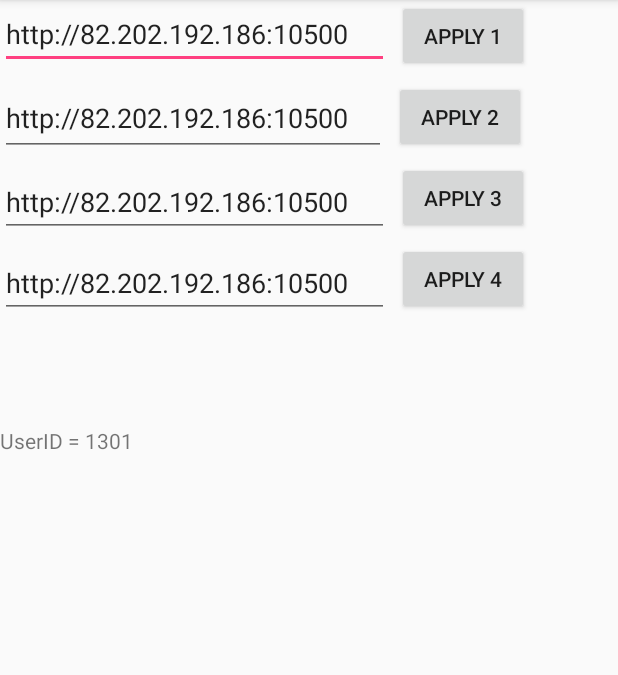
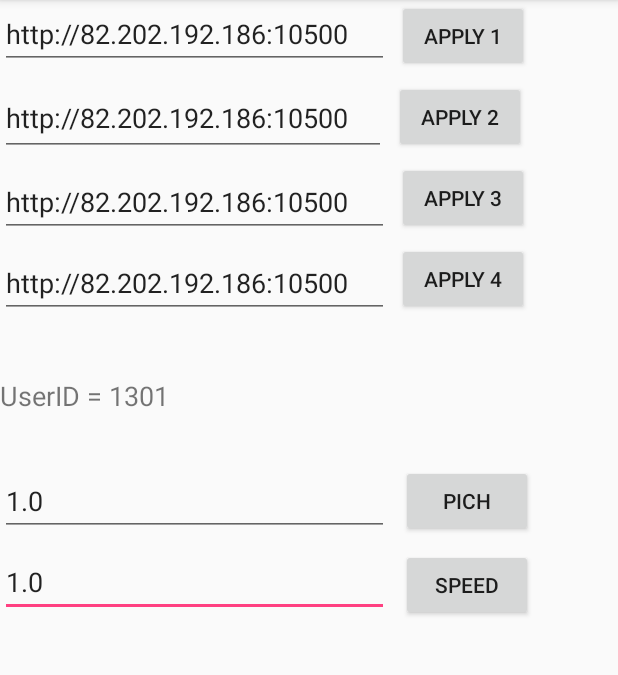
Before and after one commit to ArtemOstrenkov/Voice_Android, an Android app: the Options screen opened directly, with no data from a screen before it, on a phone screen of 412 x 824 dp, the part 84-759 px from its top. Run offline under Robolectric (Android 15) with nearby library versions, the phone set to English and light mode, and no system bars; network calls fail.

```diff
--- a/app/src/main/java/com/ostrenkov/artem/vb42/Options.java
+++ b/app/src/main/java/com/ostrenkov/artem/vb42/Options.java
@@ -48,6 +48,9 @@ public class Options extends AppCompatActivity {
         String ph = "UserID = " + getparam("userID");
         ((TextView) findViewById(R.id.twUserID)).setText(ph);
 
+        ((TextView) findViewById(R.id.edSpeedRate)).setText(getparam("SPEED"));
+        ((TextView) findViewById(R.id.edVoicePitch)).setText(getparam("PITCH"));
+
 
 
     }
@@ -81,4 +84,15 @@ public class Options extends AppCompatActivity {
         onBackPressed();
     }
 
+    public void onClickSPEED(View view) {
+
+        setparam("SPEED",((TextView) findViewById(R.id.edSpeedRate)).getText().toString());
+
+    }
+
+    public void onClickPitch(View view) {
+
+        setparam("PITCH",((TextView) findViewById(R.id.edVoicePitch)).getText().toString());
+
+    }
 }
--- a/app/src/main/res/layout/activity_options.xml
+++ b/app/src/main/res/layout/activity_options.xml
@@ -4,8 +4,48 @@
     xmlns:tools="http://schemas.android.com/tools"
     android:layout_width="match_parent"
     android:layout_height="match_parent"
-    tools:context="com.ostrenkov.artem.myapplication.com.ostrenkov.artem.vb42.Options">
+    tools:context="com.ostrenkov.artem.vb42.Options">
 
+
+    <EditText
+        android:id="@+id/edSpeedRate"
+        android:layout_width="259dp"
+        android:layout_height="46dp"
+        android:text="SPEEDRATE"
+        tools:layout_editor_absoluteX="16dp"
+        android:layout_marginTop="8dp"
+        app:layout_constraintTop_toBottomOf="@+id/edVoicePitch" />
+
+    <EditText
+        android:id="@+id/edVoicePitch"
+        android:layout_width="259dp"
+        android:layout_height="46dp"
+        android:layout_marginTop="153dp"
+        android:text="Pitch"
+        app:layout_constraintTop_toBottomOf="@+id/edURL3"
+        tools:layout_editor_absoluteX="16dp" />
+
+    <Button
+        android:id="@+id/bPitch"
+        android:layout_width="wrap_content"
+        android:layout_height="48dp"
+        android:layout_marginLeft="8dp"
+        android:onClick="onClickPitch"
+        android:text="Pich"
+        app:layout_constraintLeft_toRightOf="@+id/edVoicePitch"
+        android:layout_marginTop="100dp"
+        app:layout_constraintTop_toBottomOf="@+id/bURL4" />
+
+    <Button
+        android:id="@+id/bSpeed"
+        android:layout_width="wrap_content"
+        android:layout_height="wrap_content"
+        android:layout_marginLeft="8dp"
+        android:onClick="onClickSPEED"
+        android:text="Speed"
+        app:layout_constraintLeft_toRightOf="@+id/edSpeedRate"
+        android:layout_marginTop="8dp"
+        app:layout_constraintTop_toBottomOf="@+id/bPitch" />
 
     <EditText
         android:id="@+id/edURl1"
@@ -95,11 +135,15 @@
 
     <TextView
         android:id="@+id/twUserID"
-        android:layout_width="wrap_content"
-        android:layout_height="wrap_content"
-        android:layout_marginTop="72dp"
+        android:layout_width="159dp"
+        android:layout_height="43dp"
+        android:layout_marginBottom="8dp"
+        android:layout_marginTop="30dp"
         android:text="UserID = ???"
+        android:textSize="18sp"
+        app:layout_constraintBottom_toTopOf="@+id/edVoicePitch"
         app:layout_constraintTop_toBottomOf="@+id/edURL4"
-        tools:layout_editor_absoluteX="119dp" />
+        tools:layout_editor_absoluteX="118dp"
+        tools:layout_editor_absoluteY="288dp" />
 
 </android.support.constraint.ConstraintLayout>
```
Also changed, not shown: app/src/main/java/com/ostrenkov/artem/vb42/MainActivity.java (+39 -3 lines), 1 other file.
